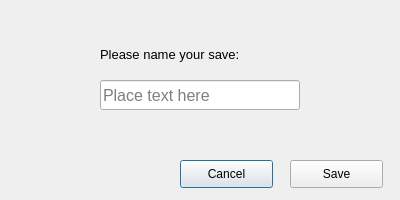
The window that BigPythonEnergy/ui/saveMenu.ui (mucsci-students/2023fa-420-BigPythonEnergy) describes before a commit, drawn with Qt 5.
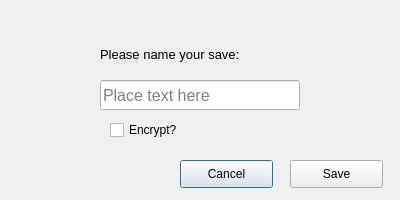
The same window after the commit. Icons and pictures are not drawn.

Patch:
```diff
--- a/BigPythonEnergy/ui/saveMenu.ui
+++ b/BigPythonEnergy/ui/saveMenu.ui
@@ -89,6 +89,19 @@
     <string>Place text here</string>
    </property>
   </widget>
+  <widget class="QCheckBox" name="encryptButton">
+   <property name="geometry">
+    <rect>
+     <x>110</x>
+     <y>120</y>
+     <width>80</width>
+     <height>20</height>
+    </rect>
+   </property>
+   <property name="text">
+    <string>Encrypt?</string>
+   </property>
+  </widget>
  </widget>
  <resources/>
  <connections>
```
